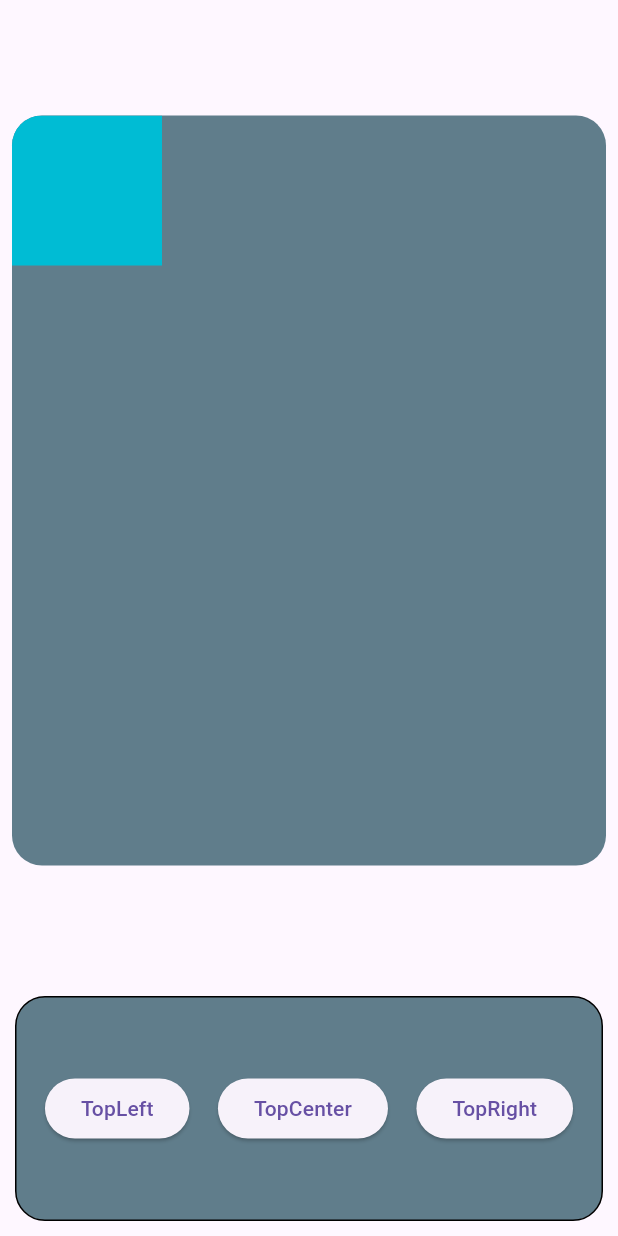
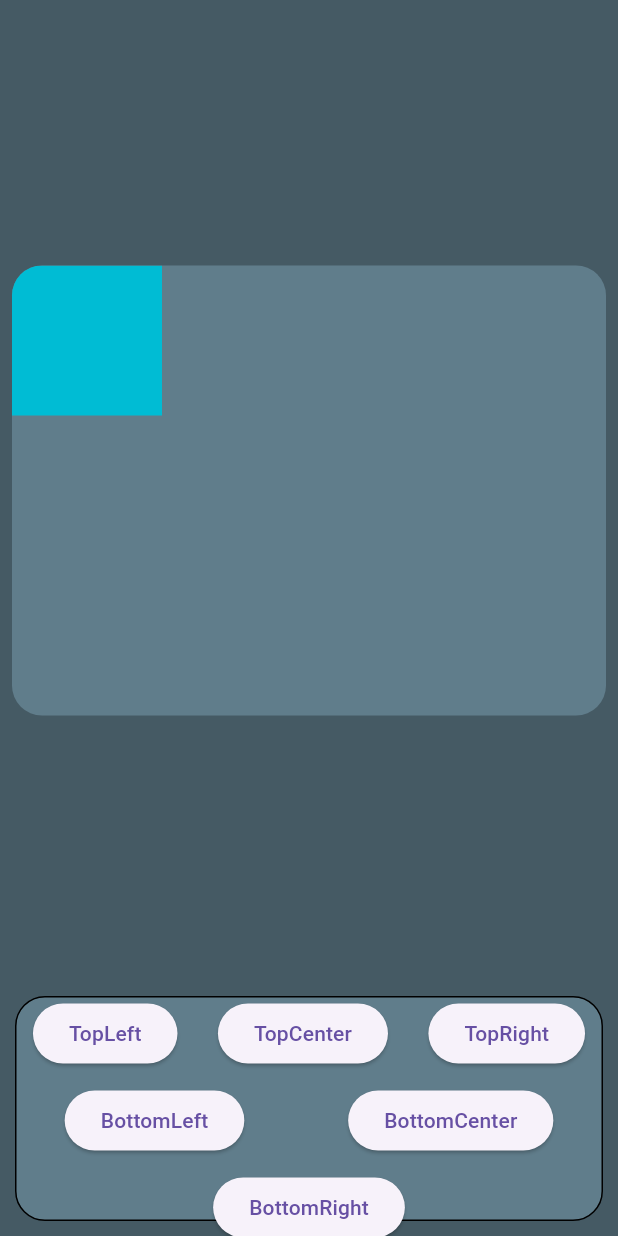
Before and after one commit to Dev-Muhammad-Junaid/flutter_archive, a Flutter app: the AnimatedAlignWidget screen opened directly, on a phone screen of 412 x 824 dp. Run offline on Flutter 3.47's test engine with Material 3 defaults, Android fonts, the phone set to English and light mode, and no system bars.

Commit message:
Day 29 : Updated Animated Align Widget Controls

```diff
--- a/lib/dart-widgets/animatedAlign.dart
+++ b/lib/dart-widgets/animatedAlign.dart
@@ -14,6 +14,7 @@ class _AnimatedAlignWidgetState extends State<AnimatedAlignWidget> {
   @override
   Widget build(BuildContext context) {
     return Scaffold(
+      backgroundColor: Colors.blueGrey.shade700,
       bottomNavigationBar: Padding(
         padding: const EdgeInsets.all(10.0),
         child: Container(
@@ -24,11 +25,13 @@ class _AnimatedAlignWidgetState extends State<AnimatedAlignWidget> {
             border: Border.all(width: 1),
             borderRadius: BorderRadius.circular(20),
           ),
-          child: Row(
-            mainAxisAlignment: MainAxisAlignment.spaceEvenly,
-            children: [
-              Flexible(
-                child: ElevatedButton(
+          child: Wrap(
+            runSpacing: 10,
+            spacing: 5,
+            alignment: WrapAlignment.spaceAround,
+            runAlignment: WrapAlignment.spaceAround,
+            children:[
+              ElevatedButton(
                 onPressed: () {
                   setState(() {
                     animatePosition = true;
@@ -37,9 +40,7 @@ class _AnimatedAlignWidgetState extends State<AnimatedAlignWidget> {
                 },
                 child: const Text("TopLeft"),
               ),
-              ),
-              Flexible(
-                child: ElevatedButton(
+              ElevatedButton(
                 onPressed: () {
                   setState(() {
                     animatePosition = true;
@@ -48,9 +49,7 @@ class _AnimatedAlignWidgetState extends State<AnimatedAlignWidget> {
                 },
                 child: const Text("TopCenter"),
               ),
-              ),
-              Flexible(
-                child: ElevatedButton(
+              ElevatedButton(
                 onPressed: () {
                   setState(() {
                     animatePosition = true;
@@ -58,11 +57,34 @@ class _AnimatedAlignWidgetState extends State<AnimatedAlignWidget> {
                   });
                 },
                 child: const Text("TopRight"),
+              ), ElevatedButton(
+                onPressed: () {
+                  setState(() {
+                    animatePosition = true;
+                    resultAlignment = Alignment.bottomLeft;
+                  });
+                },
+                child: const Text("BottomLeft"),
               ),
+              ElevatedButton(
+                onPressed: () {
+                  setState(() {
+                    animatePosition = true;
+                    resultAlignment = Alignment.bottomCenter;
+                  });
+                },
+                child: const Text("BottomCenter"),
               ),
-              // same for other alignment
-            ],
+              ElevatedButton(
+                onPressed: () {
+                  setState(() {
+                    animatePosition = true;
+                    resultAlignment = Alignment.bottomRight;
+                  });
+                },
+                child: const Text("BottomRight"),
               ),
+          ]),
         ),
       ),
       body: Center(
@@ -75,7 +97,7 @@ class _AnimatedAlignWidgetState extends State<AnimatedAlignWidget> {
               borderRadius:BorderRadius.circular(20),
             ),
             width: double.infinity,
-            height: 500,
+            height: 300,
             child: AnimatedAlign(
               alignment: animatePosition ? resultAlignment : currentAlignment,
               duration: const Duration(seconds: 1),
```
Lines whose indentation alone changed are shown as unchanged.
